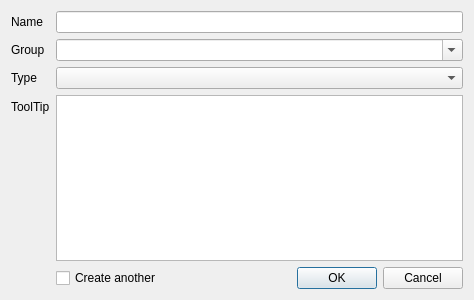
Qt form src/Mod/Path/Gui/Resources/panels/PropertyCreate.ui (southseact-3d/fcd) before a commit.
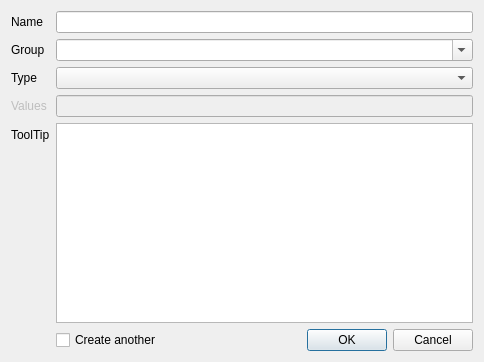
The same form after that commit.

Commit message: Added support for enumerations to property-bag, relies on base api to get the enum values.

Patch:
```diff
--- a/src/Mod/Path/Gui/Resources/panels/PropertyCreate.ui
+++ b/src/Mod/Path/Gui/Resources/panels/PropertyCreate.ui
@@ -6,8 +6,8 @@
    <rect>
     <x>0</x>
     <y>0</y>
-    <width>474</width>
-    <height>300</height>
+    <width>484</width>
+    <height>362</height>
    </rect>
   </property>
   <property name="windowTitle">
@@ -77,14 +77,14 @@
      </property>
     </widget>
    </item>
-   <item row="4" column="0">
+   <item row="5" column="0">
     <widget class="QLabel" name="label_3">
      <property name="text">
       <string>ToolTip</string>
      </property>
     </widget>
    </item>
-   <item row="4" column="1">
+   <item row="5" column="1">
     <widget class="QTextEdit" name="propertyInfo">
      <property name="toolTip">
       <string>&lt;html&gt;&lt;head/&gt;&lt;body&gt;&lt;p&gt;ToolTip to be displayed when user hovers mouse over property.&lt;/p&gt;&lt;/body&gt;&lt;/html&gt;</string>
@@ -94,7 +94,7 @@
      </property>
     </widget>
    </item>
-   <item row="5" column="1">
+   <item row="6" column="1">
     <widget class="QWidget" name="widget_2" native="true">
      <layout class="QHBoxLayout" name="horizontalLayout_2">
       <property name="leftMargin">
@@ -132,6 +132,26 @@
      </layout>
     </widget>
    </item>
+   <item row="4" column="0">
+    <widget class="QLabel" name="enumLabel">
+     <property name="enabled">
+      <bool>false</bool>
+     </property>
+     <property name="text">
+      <string>Values</string>
+     </property>
+    </widget>
+   </item>
+   <item row="4" column="1">
+    <widget class="QLineEdit" name="enumValues">
+     <property name="enabled">
+      <bool>false</bool>
+     </property>
+     <property name="toolTip">
+      <string>&lt;html&gt;&lt;head/&gt;&lt;body&gt;&lt;p&gt;Comma separated list of enumeration values.&lt;/p&gt;&lt;/body&gt;&lt;/html&gt;</string>
+     </property>
+    </widget>
+   </item>
   </layout>
  </widget>
  <tabstops>
```
Left out of the diff: 1 changed line with no effect on the pictures. The commit also changes 3 other files.
